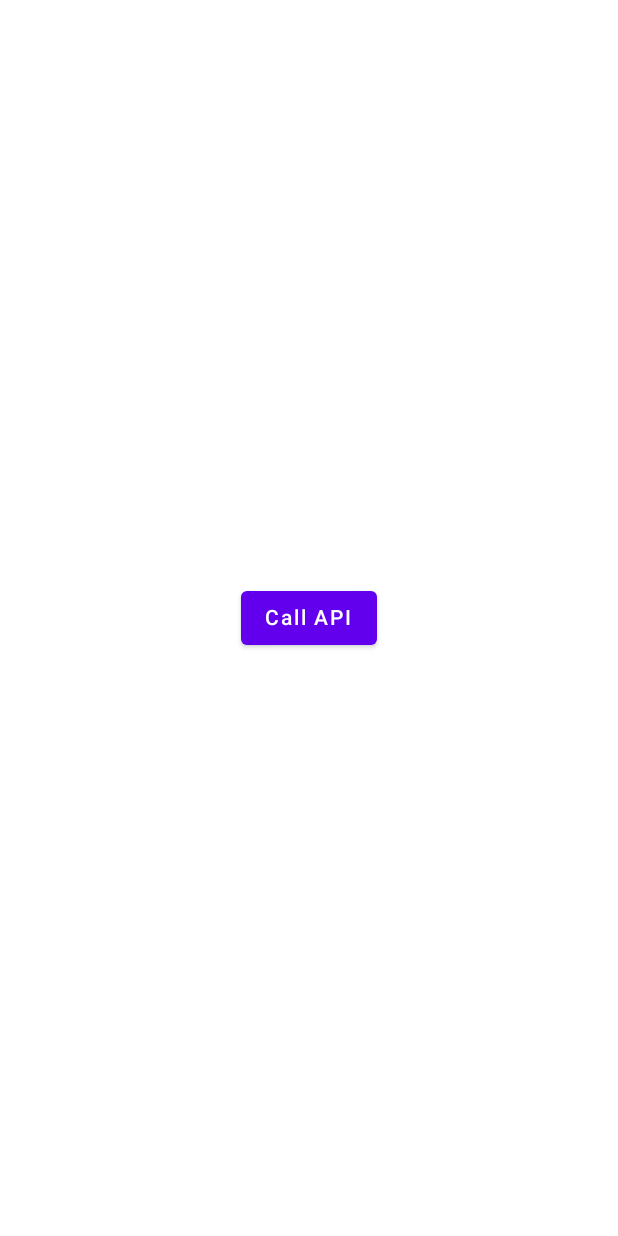
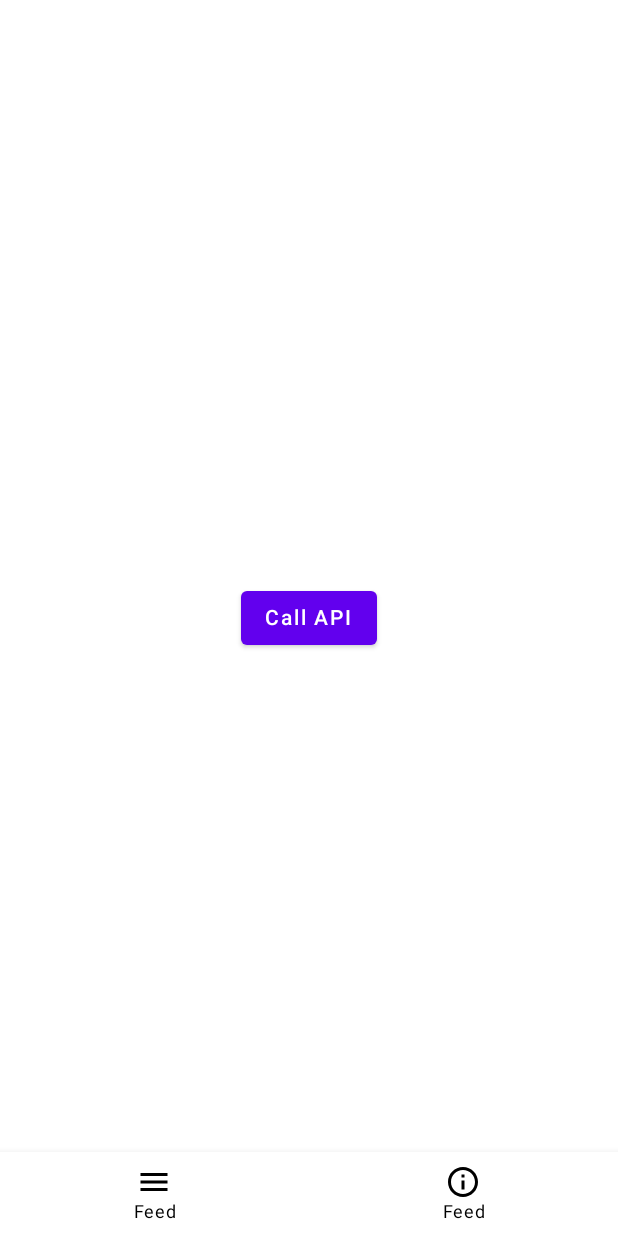
Before and after one commit to trylaarsdam/assignment-canvas-android, an Android app built with Jetpack Compose: the screen it shows after launch (MainActivity), on a phone screen of 412 x 824 dp. Run offline under Robolectric (Android 15) with nearby library versions, the phone set to English and light mode, and no system bars.

Commit message:
navigation

```diff
--- a/app/src/main/java/com/trylaarsdam/assignmentcanvas/MainActivity.kt
+++ b/app/src/main/java/com/trylaarsdam/assignmentcanvas/MainActivity.kt
@@ -4,13 +4,16 @@ import android.os.Bundle
 import androidx.activity.ComponentActivity
 import androidx.activity.compose.setContent
 import androidx.compose.material.MaterialTheme
+import androidx.compose.material.Scaffold
 import androidx.compose.material.Surface
 import androidx.compose.material.Text
 import androidx.compose.runtime.Composable
 import androidx.compose.ui.tooling.preview.Preview
+import androidx.navigation.NavHostController
 import androidx.navigation.compose.NavHost
 import androidx.navigation.compose.composable
 import androidx.navigation.compose.rememberNavController
+import com.trylaarsdam.assignmentcanvas.ui.BottomNavigationBar
 import com.trylaarsdam.assignmentcanvas.ui.testUI
 import com.trylaarsdam.assignmentcanvas.ui.theme.AssignmentCanvasTheme
 
@@ -18,27 +21,32 @@ class MainActivity : ComponentActivity() {
     override fun onCreate(savedInstanceState: Bundle?) {
         super.onCreate(savedInstanceState)
         setContent {
+            val navController = rememberNavController()
+
             AssignmentCanvasTheme {
+                Scaffold(
+                    bottomBar = { BottomNavigationBar(navController) }
+                ) {
+                    Surface(color = MaterialTheme.colors.background) {
+                        MainNavView(navController)
+                    }
+                }
                 // A surface container using the 'background' color from the theme
-                Surface(color = MaterialTheme.colors.background) {
-                    MainNavView()
-                }
+
             }
         }
     }
 }
 
 @Composable
-fun MainNavView() {
-    val navController = rememberNavController()
+fun MainNavView(navController: NavHostController) {
 
     NavHost(navController = navController, startDestination = "testUI") {
-        composable("profile") { Greeting("Profile") }
-        composable("friendslist") { Greeting("Friends") }
+        composable("feed") { Greeting("feed") }
+        composable("courses") { Greeting("courses") }
         composable("testUI") { testUI() }
         /*...*/
     }
-
 }
 
 @Composable
--- /dev/null
+++ b/app/src/main/java/com/trylaarsdam/assignmentcanvas/NavigationItem.kt
@@ -0,0 +1,11 @@
+package com.trylaarsdam.assignmentcanvas
+
+import androidx.compose.material.icons.Icons
+import androidx.compose.material.icons.outlined.Info
+import androidx.compose.material.icons.outlined.Menu
+import androidx.compose.ui.graphics.vector.ImageVector
+
+sealed class NavigationItem(var route: String, var icon: ImageVector, var title: String) {
+    object Feed : NavigationItem("feed", Icons.Outlined.Menu, "Feed")
+    object Courses : NavigationItem("courses", Icons.Outlined.Info, "Feed")
+}
--- /dev/null
+++ b/app/src/main/java/com/trylaarsdam/assignmentcanvas/ui/BottomNavigationBar.kt
@@ -0,0 +1,47 @@
+package com.trylaarsdam.assignmentcanvas.ui
+
+import android.graphics.Color
+import androidx.compose.material.*
+import androidx.compose.runtime.Composable
+import androidx.navigation.NavHostController
+import com.trylaarsdam.assignmentcanvas.NavigationItem
+
+@Composable
+fun BottomNavigationBar(navController: NavHostController) {
+    val items = listOf(
+        NavigationItem.Feed,
+        NavigationItem.Courses,
+    )
+    BottomNavigation(
+        backgroundColor = MaterialTheme.colors.background,
+        contentColor = MaterialTheme.colors.onBackground
+    ) {
+        items.forEach { item ->
+            BottomNavigationItem(
+                icon = { Icon(item.icon, contentDescription = item.title) },
+                label = { Text(text = item.title) },
+                selectedContentColor = MaterialTheme.colors.onSecondary,
+                unselectedContentColor = MaterialTheme.colors.onBackground,
+                alwaysShowLabel = true,
+                selected = false,
+                onClick = {
+                    navController.navigate(item.route) {
+                        // Pop up to the start destination of the graph to
+                        // avoid building up a large stack of destinations
+                        // on the back stack as users select items
+                        navController.graph.startDestinationRoute?.let { route ->
+                            popUpTo(route) {
+                                saveState = true
+                            }
+                        }
+                        // Avoid multiple copies of the same destination when
+                        // reselecting the same item
+                        launchSingleTop = true
+                        // Restore state when reselecting a previously selected item
+                        restoreState = true
+                    }
+                }
+            )
+        }
+    }
+}
```
